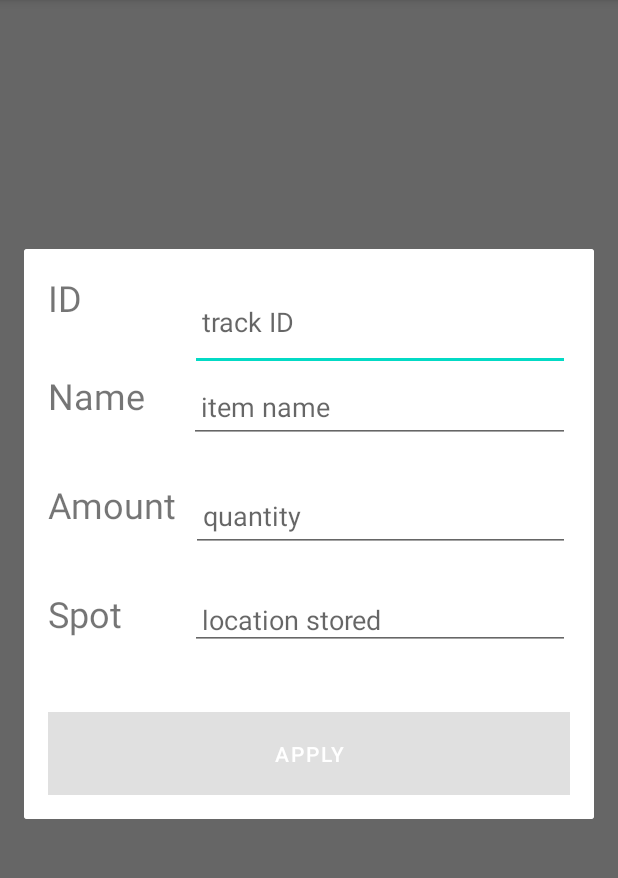
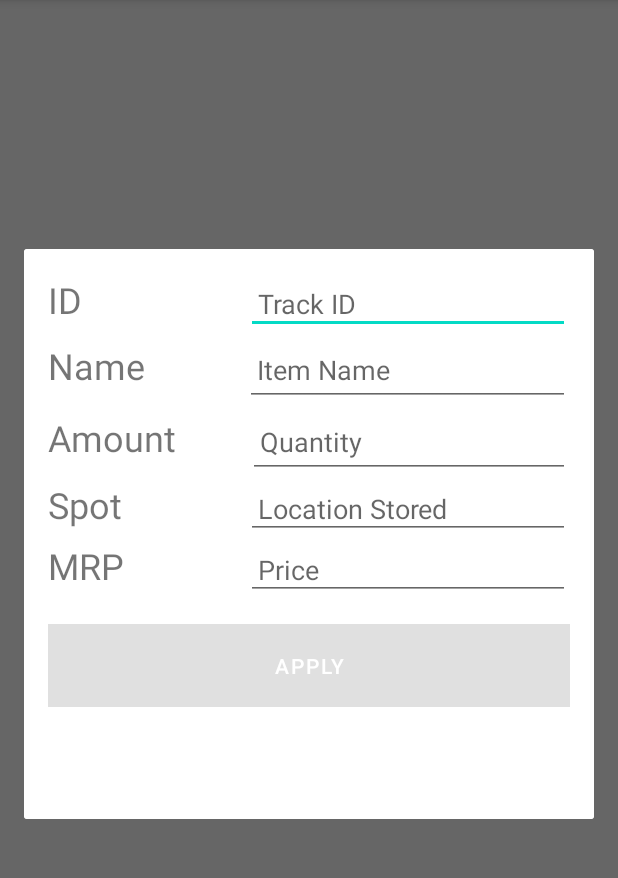
Before and after one commit to Gaurav-banwal/inventory_system, an Android app: the fragment AddItem shown on its own in the app's theme, on a phone screen of 412 x 824 dp, the part 84-962 px from its top. Run offline under Robolectric (Android 15) with nearby library versions, the phone set to English and light mode, and no system bars.

Commit message:
addbutton update

```diff
--- a/app/src/main/java/com/oops/inventory_system/AddItem.kt
+++ b/app/src/main/java/com/oops/inventory_system/AddItem.kt
@@ -61,7 +61,8 @@ class AddItem : DialogFragment() {
             view.findViewById<EditText>(R.id.textField1),
             view.findViewById<EditText>(R.id.textField2),
             view.findViewById<EditText>(R.id.textField3),
-            view.findViewById<EditText>(R.id.textField4)
+            view.findViewById<EditText>(R.id.textField4),
+            view.findViewById<EditText>(R.id.textField5)
         )
 
         applyButton.isEnabled = false // Disable initially
--- a/app/src/main/java/com/oops/inventory_system/ui/gallery/GalleryFragment.kt
+++ b/app/src/main/java/com/oops/inventory_system/ui/gallery/GalleryFragment.kt
@@ -42,6 +42,8 @@ class GalleryFragment : Fragment() {
     override fun onViewCreated(view: View, savedInstanceState: Bundle?) {
         super.onViewCreated(view, savedInstanceState)
 
+
+
         listView = view.findViewById(R.id.listview)
         adapter = ItemAdapter(itemList, requireContext())
         listView.adapter = adapter
--- a/app/src/main/res/layout/fragment_additem.xml
+++ b/app/src/main/res/layout/fragment_additem.xml
@@ -1,11 +1,10 @@
 <?xml version="1.0" encoding="utf-8"?>
-
-
-<ScrollView android:layout_width="match_parent"
+<ScrollView
+    android:layout_width="match_parent"
     android:layout_height="wrap_content"
-    xmlns:tools="http://schemas.android.com/tools"
     android:fillViewport="true"
-    xmlns:android="http://schemas.android.com/apk/res/android">
+    xmlns:android="http://schemas.android.com/apk/res/android"
+    xmlns:tools="http://schemas.android.com/tools">
 
     <LinearLayout
         android:layout_width="match_parent"
@@ -14,43 +13,38 @@
         android:padding="16dp"
         android:background="@android:color/white">
 
-        <!-- Your existing fields here -->
-
+        <!-- ID Field -->
         <LinearLayout
             android:layout_width="match_parent"
             android:layout_height="wrap_content"
-            android:layout_weight="1"
             android:orientation="horizontal">
 
             <TextView
                 android:id="@+id/textView2"
                 android:layout_width="132dp"
-                android:layout_height="match_parent"
-                android:layout_weight="2"
+                android:layout_height="wrap_content"
                 android:text="ID"
                 android:textSize="24sp" />
 
             <EditText
                 android:id="@+id/textField1"
                 android:layout_width="match_parent"
-                android:layout_height="match_parent"
-                android:layout_weight="5"
-                android:hint="track ID"
+                android:layout_height="wrap_content"
+                android:hint="Track ID"
                 android:padding="8dp"
                 tools:ignore="TouchTargetSizeCheck" />
         </LinearLayout>
 
+        <!-- Name Field -->
         <LinearLayout
             android:layout_width="match_parent"
             android:layout_height="wrap_content"
-            android:layout_weight="1"
             android:orientation="horizontal">
 
             <TextView
                 android:id="@+id/textView4"
                 android:layout_width="131dp"
-                android:layout_height="match_parent"
-                android:layout_weight="2"
+                android:layout_height="wrap_content"
                 android:text="Name"
                 android:textSize="24sp" />
 
@@ -58,23 +52,21 @@
                 android:id="@+id/textField2"
                 android:layout_width="match_parent"
                 android:layout_height="wrap_content"
-                android:layout_weight="5"
-                android:hint="item name"
+                android:hint="Item Name"
                 android:minHeight="48dp"
                 android:padding="8dp" />
         </LinearLayout>
 
+        <!-- Amount Field -->
         <LinearLayout
             android:layout_width="match_parent"
             android:layout_height="wrap_content"
-            android:layout_weight="1"
             android:orientation="horizontal">
 
             <TextView
                 android:id="@+id/textView5"
                 android:layout_width="133dp"
-                android:layout_height="match_parent"
-                android:layout_weight="2"
+                android:layout_height="wrap_content"
                 android:text="Amount"
                 android:textSize="24sp" />
 
@@ -82,23 +74,21 @@
                 android:id="@+id/textField3"
                 android:layout_width="match_parent"
                 android:layout_height="wrap_content"
-                android:layout_weight="5"
-                android:hint="quantity"
+                android:hint="Quantity"
                 android:minHeight="48dp"
                 android:padding="8dp" />
         </LinearLayout>
 
+        <!-- Spot Field -->
         <LinearLayout
             android:layout_width="match_parent"
             android:layout_height="wrap_content"
-            android:layout_weight="1"
             android:orientation="horizontal">
 
             <TextView
                 android:id="@+id/textView6"
                 android:layout_width="132dp"
-                android:layout_height="match_parent"
-                android:layout_weight="2"
+                android:layout_height="wrap_content"
                 android:text="Spot"
                 android:textSize="24sp" />
 
@@ -106,18 +96,34 @@
                 android:id="@+id/textField4"
                 android:layout_width="match_parent"
                 android:layout_height="wrap_content"
-                android:layout_weight="5"
-                android:hint="location stored"
+                android:hint="Location Stored"
                 android:padding="8dp"
                 tools:ignore="TouchTargetSizeCheck" />
         </LinearLayout>
 
+        <!-- MRP Field -->
+        <LinearLayout
+            android:layout_width="match_parent"
+            android:layout_height="wrap_content"
+            android:orientation="horizontal">
 
+            <TextView
+                android:id="@+id/textView7"
+                android:layout_width="132dp"
+                android:layout_height="wrap_content"
+                android:text="MRP"
+                android:textSize="24sp" />
 
- <FrameLayout
+            <EditText
+                android:id="@+id/textField5"
                 android:layout_width="match_parent"
-     android:layout_height="wrap_content">
+                android:layout_height="wrap_content"
+                android:hint="Price"
+                android:padding="8dp"
+                tools:ignore="TouchTargetSizeCheck" />
+        </LinearLayout>
 
+        <!-- Apply Button -->
         <Button
             android:id="@+id/applyButton"
             android:layout_width="match_parent"
@@ -128,9 +134,6 @@
             android:text="Apply"
             android:textColor="@android:color/white"
             android:visibility="visible" />
- </FrameLayout>
 
-
-
-    </LinearLayout>
+    </LinearLayout> <!-- End of the main container -->
 </ScrollView>
```
Lines whose indentation alone changed are shown as unchanged.
